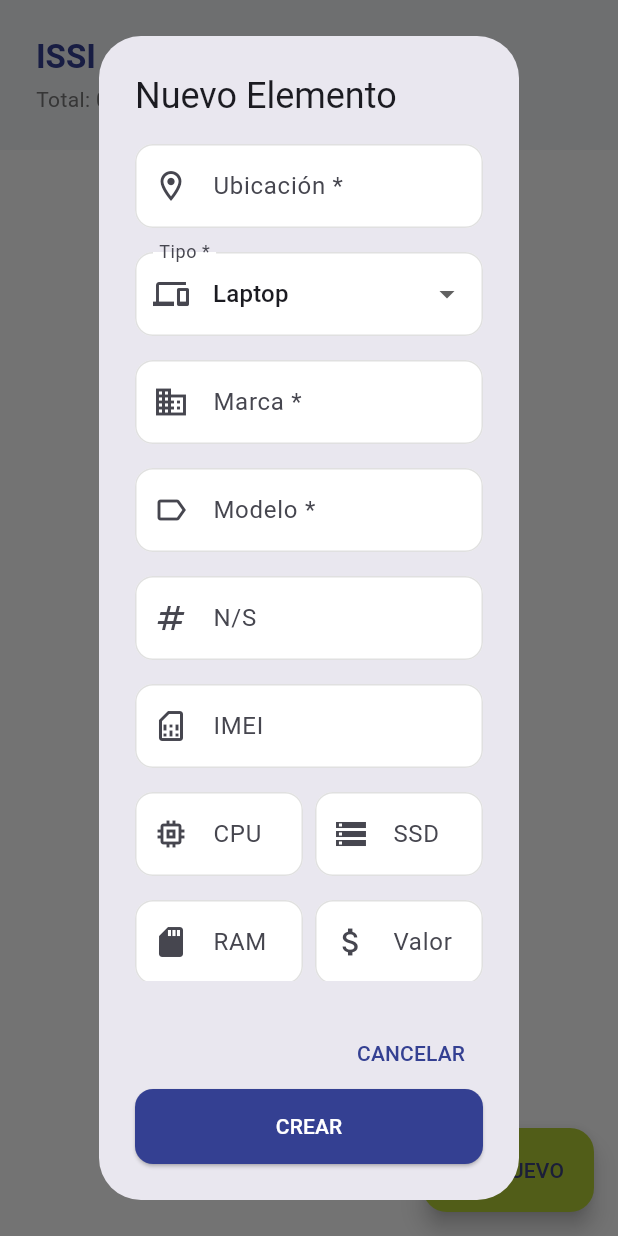
After one commit to svangele/appsi, a Flutter app: the IssiPage screen opened directly, after a tap on "NUEVO", on a phone screen of 412 x 824 dp. The commit adds this screen. Run offline on Flutter 3.47's test engine with Material 3 defaults, Android fonts, the phone set to English and light mode, and no system bars; our stand-ins replace supabase_flutter; accounts and stored records are empty.

Commit message:
inventario

```diff
--- /dev/null
+++ b/lib/issi_page.dart
@@ -0,0 +1,531 @@
+import 'package:flutter/material.dart';
+import 'package:supabase_flutter/supabase_flutter.dart';
+
+class IssiPage extends StatefulWidget {
+  const IssiPage({super.key});
+
+  @override
+  State<IssiPage> createState() => _IssiPageState();
+}
+
+class _IssiPageState extends State<IssiPage> {
+  List<Map<String, dynamic>> _items = [];
+  bool _isLoading = true;
+
+  static const List<String> _tipos = [
+    'Laptop',
+    'PC',
+    'Impresora',
+    'Celular',
+    'Telefono',
+    'Disco Duro',
+    'Monitor',
+    'Mouse',
+  ];
+
+  static const List<String> _condiciones = [
+    'Nuevo',
+    'Usado',
+    'Dañado',
+    'Sin Reparacion',
+  ];
+
+  @override
+  void initState() {
+    super.initState();
+    _fetchItems();
+  }
+
+  Future<void> _fetchItems() async {
+    setState(() => _isLoading = true);
+    try {
+      final data = await Supabase.instance.client
+          .from('issi_inventory')
+          .select()
+          .order('created_at', ascending: false);
+      setState(() {
+        _items = List<Map<String, dynamic>>.from(data);
+        _isLoading = false;
+      });
+    } catch (e) {
+      debugPrint('Error fetching items: $e');
+      if (mounted) {
+        setState(() => _isLoading = false);
+        ScaffoldMessenger.of(context).showSnackBar(
+          SnackBar(content: Text('Error al cargar inventario: $e')),
+        );
+      }
+    }
+  }
+
+  Future<void> _deleteItem(String id) async {
+    final confirmed = await showDialog<bool>(
+      context: context,
+      builder: (context) => AlertDialog(
+        title: const Text('Eliminar Elemento'),
+        content: const Text('¿Estás seguro de que deseas eliminar este elemento? Esta acción no se puede deshacer.'),
+        actions: [
+          TextButton(onPressed: () => Navigator.pop(context, false), child: const Text('CANCELAR')),
+          TextButton(
+            onPressed: () => Navigator.pop(context, true),
+            style: TextButton.styleFrom(foregroundColor: Colors.red),
+            child: const Text('ELIMINAR'),
+          ),
+        ],
+      ),
+    );
+
+    if (confirmed == true) {
+      try {
+        await Supabase.instance.client.from('issi_inventory').delete().eq('id', id);
+        _fetchItems();
+        if (mounted) {
+          ScaffoldMessenger.of(context).showSnackBar(
+            const SnackBar(content: Text('Elemento eliminado correctamente')),
+          );
+        }
+      } catch (e) {
+        if (mounted) {
+          ScaffoldMessenger.of(context).showSnackBar(
+            SnackBar(content: Text('Error al eliminar: $e'), backgroundColor: Colors.red),
+          );
+        }
+      }
+    }
+  }
+
+  void _showItemForm({Map<String, dynamic>? item}) {
+    final isEditing = item != null;
+    final ubicacionController = TextEditingController(text: item?['ubicacion']);
+    final marcaController = TextEditingController(text: item?['marca']);
+    final modeloController = TextEditingController(text: item?['modelo']);
+    final nsController = TextEditingController(text: item?['n_s']);
+    final imeiController = TextEditingController(text: item?['imei']);
+    final cpuController = TextEditingController(text: item?['cpu']);
+    final ssdController = TextEditingController(text: item?['ssd']);
+    final ramController = TextEditingController(text: item?['ram']);
+    final valorController = TextEditingController(
+      text: item?['valor']?.toString() ?? '',
+    );
+    final observacionesController = TextEditingController(text: item?['observaciones']);
+
+    String tipo = item?['tipo'] ?? _tipos.first;
+    String condicion = item?['condicion'] ?? _condiciones.first;
+
+    showDialog(
+      context: context,
+      builder: (context) => StatefulBuilder(
+        builder: (context, setDialogState) => AlertDialog(
+          title: Text(isEditing ? 'Editar Elemento' : 'Nuevo Elemento'),
+          content: SingleChildScrollView(
+            child: Column(
+              mainAxisSize: MainAxisSize.min,
+              children: [
+                TextField(
+                  controller: ubicacionController,
+                  decoration: const InputDecoration(
+                    labelText: 'Ubicación *',
+                    prefixIcon: Icon(Icons.location_on_outlined),
+                  ),
+                ),
+                const SizedBox(height: 16),
+                DropdownButtonFormField<String>(
+                  value: tipo,
+                  decoration: const InputDecoration(
+                    labelText: 'Tipo *',
+                    prefixIcon: Icon(Icons.devices_outlined),
+                  ),
+                  items: _tipos.map((t) => DropdownMenuItem(value: t, child: Text(t))).toList(),
+                  onChanged: (val) => setDialogState(() => tipo = val!),
+                ),
+                const SizedBox(height: 16),
+                TextField(
+                  controller: marcaController,
+                  decoration: const InputDecoration(
+                    labelText: 'Marca *',
+                    prefixIcon: Icon(Icons.business_outlined),
+                  ),
+                ),
+                const SizedBox(height: 16),
+                TextField(
+                  controller: modeloController,
+                  decoration: const InputDecoration(
+                    labelText: 'Modelo *',
+                    prefixIcon: Icon(Icons.label_outlined),
+                  ),
+                ),
+                const SizedBox(height: 16),
+                TextField(
+                  controller: nsController,
+                  decoration: const InputDecoration(
+                    labelText: 'N/S',
+                    prefixIcon: Icon(Icons.numbers),
+                  ),
+                ),
+                const SizedBox(height: 16),
+                TextField(
+                  controller: imeiController,
+                  decoration: const InputDecoration(
+                    labelText: 'IMEI',
+                    prefixIcon: Icon(Icons.sim_card_outlined),
+                  ),
+                ),
+                const SizedBox(height: 16),
+                Row(
+                  children: [
+                    Expanded(
+                      child: TextField(
+                        controller: cpuController,
+                        decoration: const InputDecoration(
+                          labelText: 'CPU',
+                          prefixIcon: Icon(Icons.memory),
+                        ),
+                      ),
+                    ),
+                    const SizedBox(width: 8),
+                    Expanded(
+                      child: TextField(
+                        controller: ssdController,
+                        decoration: const InputDecoration(
+                          labelText: 'SSD',
+                          prefixIcon: Icon(Icons.storage),
+                        ),
+                      ),
+                    ),
+                  ],
+                ),
+                const SizedBox(height: 16),
+                Row(
+                  children: [
+                    Expanded(
+                      child: TextField(
+                        controller: ramController,
+                        decoration: const InputDecoration(
+                          labelText: 'RAM',
+                          prefixIcon: Icon(Icons.sd_card),
+                        ),
+                      ),
+                    ),
+                    const SizedBox(width: 8),
+                    Expanded(
+                      child: TextField(
+                        controller: valorController,
+                        decoration: const InputDecoration(
+                          labelText: 'Valor',
+                          prefixIcon: Icon(Icons.attach_money),
+                        ),
+                        keyboardType: TextInputType.number,
+                      ),
+                    ),
+                  ],
+                ),
+                const SizedBox(height: 16),
+                DropdownButtonFormField<String>(
+                  value: condicion,
+                  decoration: const InputDecoration(
+                    labelText: 'Condición *',
+                    prefixIcon: Icon(Icons.health_and_safety_outlined),
+                  ),
+                  items: _condiciones.map((c) => DropdownMenuItem(value: c, child: Text(c))).toList(),
+                  onChanged: (val) => setDialogState(() => condicion = val!),
+                ),
+                const SizedBox(height: 16),
+                TextField(
+                  controller: observacionesController,
+                  decoration: const InputDecoration(
+                    labelText: 'Observaciones',
+                    prefixIcon: Icon(Icons.notes_outlined),
+                  ),
+                  maxLines: 2,
+                ),
+              ],
+            ),
+          ),
+          actions: [
+            TextButton(onPressed: () => Navigator.pop(context), child: const Text('CANCELAR')),
+            ElevatedButton(
+              onPressed: () async {
+                if (ubicacionController.text.isEmpty || marcaController.text.isEmpty ||
+                    modeloController.text.isEmpty) {
+                  ScaffoldMessenger.of(context).showSnackBar(
+                    const SnackBar(content: Text('Completa los campos obligatorios (*)')),
+                  );
+                  return;
+                }
+
+                try {
+                  final user = Supabase.instance.client.auth.currentUser;
+                  final profile = user != null
+                      ? await Supabase.instance.client
+                          .from('profiles')
+                          .select('full_name')
+                          .eq('id', user.id)
+                          .maybeSingle()
+                      : null;
+
+                  final data = {
+                    'ubicacion': ubicacionController.text.trim(),
+                    'tipo': tipo,
+                    'marca': marcaController.text.trim(),
+                    'modelo': modeloController.text.trim(),
+                    'n_s': nsController.text.trim().isEmpty ? null : nsController.text.trim(),
+                    'imei': imeiController.text.trim().isEmpty ? null : imeiController.text.trim(),
+                    'cpu': cpuController.text.trim().isEmpty ? null : cpuController.text.trim(),
+                    'ssd': ssdController.text.trim().isEmpty ? null : ssdController.text.trim(),
+                    'ram': ramController.text.trim().isEmpty ? null : ramController.text.trim(),
+                    'valor': valorController.text.trim().isEmpty ? null : double.tryParse(valorController.text.trim()),
+                    'condicion': condicion,
+                    'observaciones': observacionesController.text.trim().isEmpty ? null : observacionesController.text.trim(),
+                  };
+
+                  if (isEditing) {
+                    await Supabase.instance.client.from('issi_inventory').update(data).eq('id', item['id']);
+                  } else {
+                    data['usuario_id'] = user?.id;
+                    data['usuario_nombre'] = profile?['full_name'] ?? 'Usuario';
+                    await Supabase.instance.client.from('issi_inventory').insert(data);
+                  }
+
+                  if (mounted) {
+                    Navigator.pop(context);
+                    _fetchItems();
+                    ScaffoldMessenger.of(context).showSnackBar(
+                      SnackBar(
+                        content: Text(isEditing ? 'Elemento actualizado' : 'Elemento creado con éxito'),
+                        backgroundColor: const Color(0xFFB1CB34),
+                      ),
+                    );
+                  }
+                } catch (e) {
+                  if (mounted) {
+                    ScaffoldMessenger.of(context).showSnackBar(
+                      SnackBar(content: Text('Error: $e'), backgroundColor: Colors.red),
+                    );
+                  }
+                }
+              },
+              child: Text(isEditing ? 'GUARDAR' : 'CREAR'),
+            ),
+          ],
+        ),
+      ),
+    );
+  }
+
+  @override
+  Widget build(BuildContext context) {
+    final theme = Theme.of(context);
+
+    return Scaffold(
+      floatingActionButton: FloatingActionButton.extended(
+        onPressed: () => _showItemForm(),
+        backgroundColor: theme.colorScheme.secondary,
+        icon: const Icon(Icons.add),
+        label: const Text('NUEVO'),
+      ),
+      body: _isLoading
+          ? const Center(child: CircularProgressIndicator())
+          : Column(
+              children: [
+                Container(
+                  width: double.infinity,
+                  padding: const EdgeInsets.all(24),
+                  color: theme.colorScheme.primary.withOpacity(0.05),
+                  child: Column(
+                    crossAxisAlignment: CrossAxisAlignment.start,
+                    children: [
+                      Text(
+                        'ISSI - Inventario',
+                        style: theme.textTheme.titleLarge?.copyWith(
+                          color: theme.colorScheme.primary,
+                          fontWeight: FontWeight.bold,
+                        ),
+                      ),
+                      const SizedBox(height: 4),
+                      Text(
+                        'Total: ${_items.length} elementos registrados',
+                        style: TextStyle(color: Colors.grey[600]),
+                      ),
+                    ],
+                  ),
+                ),
+                Expanded(
+                  child: _items.isEmpty
+                      ? Center(
+                          child: Column(
+                            mainAxisAlignment: MainAxisAlignment.center,
+                            children: [
+                              Icon(Icons.inventory_2_outlined, size: 64, color: Colors.grey[300]),
+                              const SizedBox(height: 16),
+                              Text('No hay elementos en el inventario', style: TextStyle(color: Colors.grey[500])),
+                            ],
+                          ),
+                        )
+                      : RefreshIndicator(
+                          onRefresh: _fetchItems,
+                          child: ListView.separated(
+                            padding: const EdgeInsets.all(16),
+                            itemCount: _items.length,
+                            separatorBuilder: (context, index) => const SizedBox(height: 12),
+                            itemBuilder: (context, index) {
+                              final item = _items[index];
+
+                              return Card(
+                                elevation: 0,
+                                shape: RoundedRectangleBorder(
+                                  borderRadius: BorderRadius.circular(16),
+                                  side: BorderSide(color: Colors.grey[200]!),
+                                ),
+                                child: ExpansionTile(
+                                  tilePadding: const EdgeInsets.symmetric(horizontal: 20, vertical: 8),
+                                  childrenPadding: const EdgeInsets.fromLTRB(20, 0, 20, 16),
+                                  leading: CircleAvatar(
+                                    backgroundColor: theme.colorScheme.primary.withOpacity(0.1),
+                                    child: Icon(
+                                      _getIconForType(item['tipo']),
+                                      color: theme.colorScheme.primary,
+                                    ),
+                                  ),
+                                  title: Text(
+                                    '${item['marca']} ${item['modelo']}',
+                                    style: const TextStyle(fontWeight: FontWeight.bold),
+                                  ),
+                                  subtitle: Padding(
+                                    padding: const EdgeInsets.only(top: 4.0),
+                                    child: Row(
+                                      children: [
+                                        Container(
+                                          padding: const EdgeInsets.symmetric(horizontal: 8, vertical: 2),
+                                          decoration: BoxDecoration(
+                                            color: theme.colorScheme.primary.withOpacity(0.1),
+                                            borderRadius: BorderRadius.circular(8),
+                                          ),
+                                          child: Text(
+                                            item['tipo'].toString().toUpperCase(),
+                                            style: TextStyle(
+                                              fontSize: 10,
+                                              fontWeight: FontWeight.bold,
+                                              color: theme.colorScheme.primary,
+                                            ),
+                                          ),
+                                        ),
+                                        const SizedBox(width: 8),
+                                        Container(
+                                          padding: const EdgeInsets.symmetric(horizontal: 8, vertical: 2),
+                                          decoration: BoxDecoration(
+                                            color: _getColorForCondition(item['condicion']).withOpacity(0.1),
+                                            borderRadius: BorderRadius.circular(8),
+                                          ),
+                                          child: Text(
+                                            item['condicion'].toString().toUpperCase(),
+                                            style: TextStyle(
+                                              fontSize: 10,
+                                              fontWeight: FontWeight.bold,
+                                              color: _getColorForCondition(item['condicion']),
+                                            ),
+                                          ),
+                                        ),
+                                      ],
+                                    ),
+                                  ),
+                                  trailing: Row(
+                                    mainAxisSize: MainAxisSize.min,
+                                    children: [
+                                      IconButton(
+                                        icon: const Icon(Icons.edit_outlined, color: Colors.blueGrey),
+                                        onPressed: () => _showItemForm(item: item),
+                                      ),
+                                      IconButton(
+                                        icon: const Icon(Icons.delete_outline, color: Colors.redAccent),
+                                        onPressed: () => _deleteItem(item['id']),
+                                      ),
+                                    ],
+                                  ),
+                                  children: [
+                                    _buildDetailRow('Ubicación', item['ubicacion']),
+                                    if (item['n_s'] != null) _buildDetailRow('N/S', item['n_s']),
+                                    if (item['imei'] != null) _buildDetailRow('IMEI', item['imei']),
+                                    if (item['cpu'] != null) _buildDetailRow('CPU', item['cpu']),
+                                    if (item['ssd'] != null) _buildDetailRow('SSD', item['ssd']),
+                                    if (item['ram'] != null) _buildDetailRow('RAM', item['ram']),
+                                    if (item['valor'] != null) _buildDetailRow('Valor', '\$${item['valor']}'),
+                                    if (item['observaciones'] != null) _buildDetailRow('Observaciones', item['observaciones']),
+                                    _buildDetailRow('Registrado por', item['usuario_nombre'] ?? 'Usuario'),
+                                  ],
+                                ),
+                              );
+                            },
+                          ),
+                        ),
+                ),
+              ],
+            ),
+    );
+  }
+
+  Widget _buildDetailRow(String label, String value) {
+    return Padding(
+      padding: const EdgeInsets.symmetric(vertical: 4),
+      child: Row(
+        crossAxisAlignment: CrossAxisAlignment.start,
+        children: [
+          SizedBox(
+            width: 100,
+            child: Text(
+              label,
+              style: TextStyle(
+                fontSize: 12,
+                color: Colors.grey[600],
+                fontWeight: FontWeight.w500,
+              ),
+            ),
+          ),
+          Expanded(
+            child: Text(
+              value,
+              style: const TextStyle(fontSize: 12),
+            ),
+          ),
+        ],
+      ),
+    );
+  }
+
+  IconData _getIconForType(String tipo) {
+    switch (tipo) {
+      case 'Laptop':
+        return Icons.laptop_mac;
+      case 'PC':
+        return Icons.desktop_mac;
+      case 'Impresora':
+        return Icons.print;
+      case 'Celular':
+        return Icons.smartphone;
+      case 'Telefono':
+        return Icons.phone;
+      case 'Disco Duro':
+        return Icons.storage;
+      case 'Monitor':
+        return Icons.monitor;
+      case 'Mouse':
+        return Icons.mouse;
+      default:
+        return Icons.devices_other;
+    }
+  }
+
+  Color _getColorForCondition(String condicion) {
+    switch (condicion) {
+      case 'Nuevo':
+        return Colors.green;
+      case 'Usado':
+        return Colors.orange;
+      case 'Dañado':
+        return Colors.red;
+      case 'Sin Reparacion':
+        return Colors.grey;
+      default:
+        return Colors.blueGrey;
+    }
+  }
+}
--- a/lib/main_navigation.dart
+++ b/lib/main_navigation.dart
@@ -3,6 +3,7 @@ import 'package:supabase_flutter/supabase_flutter.dart';
 import 'user_dashboard.dart';
 import 'admin_dashboard.dart';
 import 'system_logs_page.dart';
+import 'issi_page.dart';
 
 class MainNavigation extends StatefulWidget {
   final String role;
@@ -20,6 +21,7 @@ class _MainNavigationState extends State<MainNavigation> {
       return [
         const UserDashboard(),
         const AdminDashboard(),
+        const IssiPage(),
         const SystemLogsPage(),
       ];
     }
@@ -58,6 +60,11 @@ class _MainNavigationState extends State<MainNavigation> {
               label: 'Usuarios',
             ),
             const BottomNavigationBarItem(
+              icon: Icon(Icons.inventory_2_outlined),
+              activeIcon: Icon(Icons.inventory_2),
+              label: 'ISSI',
+            ),
+            const BottomNavigationBarItem(
               icon: Icon(Icons.assignment_outlined),
               activeIcon: Icon(Icons.assignment),
               label: 'Logs',
@@ -74,6 +81,8 @@ class _MainNavigationState extends State<MainNavigation> {
       case 1:
         return 'Gestión de Usuarios';
       case 2:
+        return 'Inventario ISSI';
+      case 3:
         return 'Logs del Sistema';
       default:
         return 'Mi Perfil';
```
